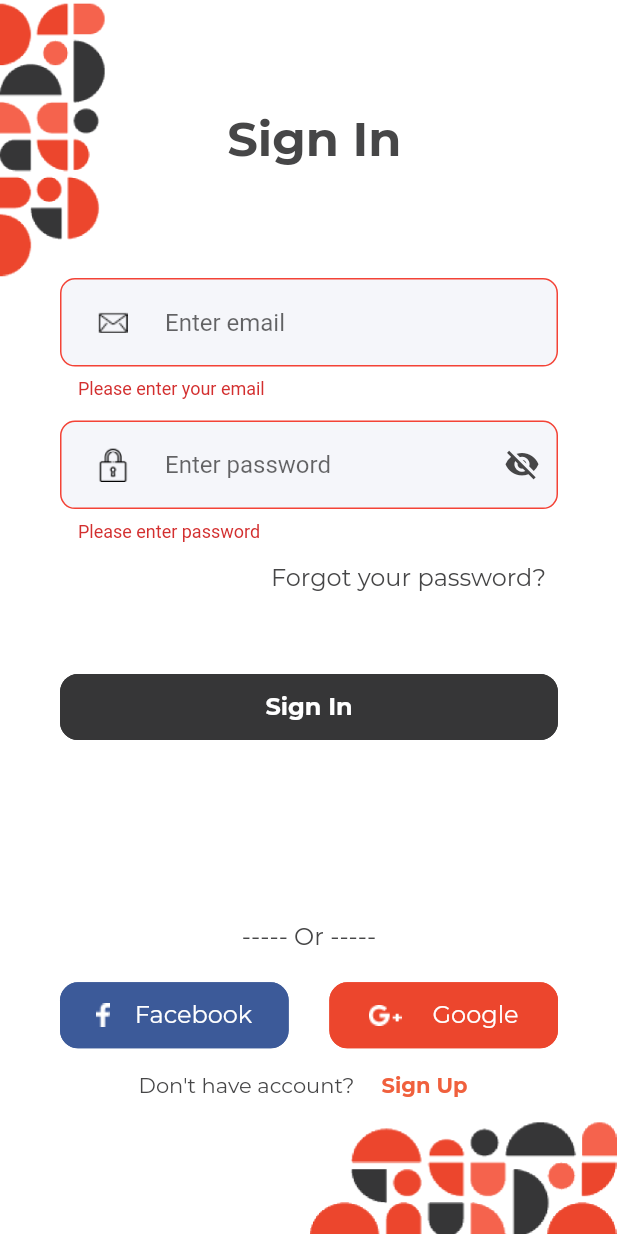
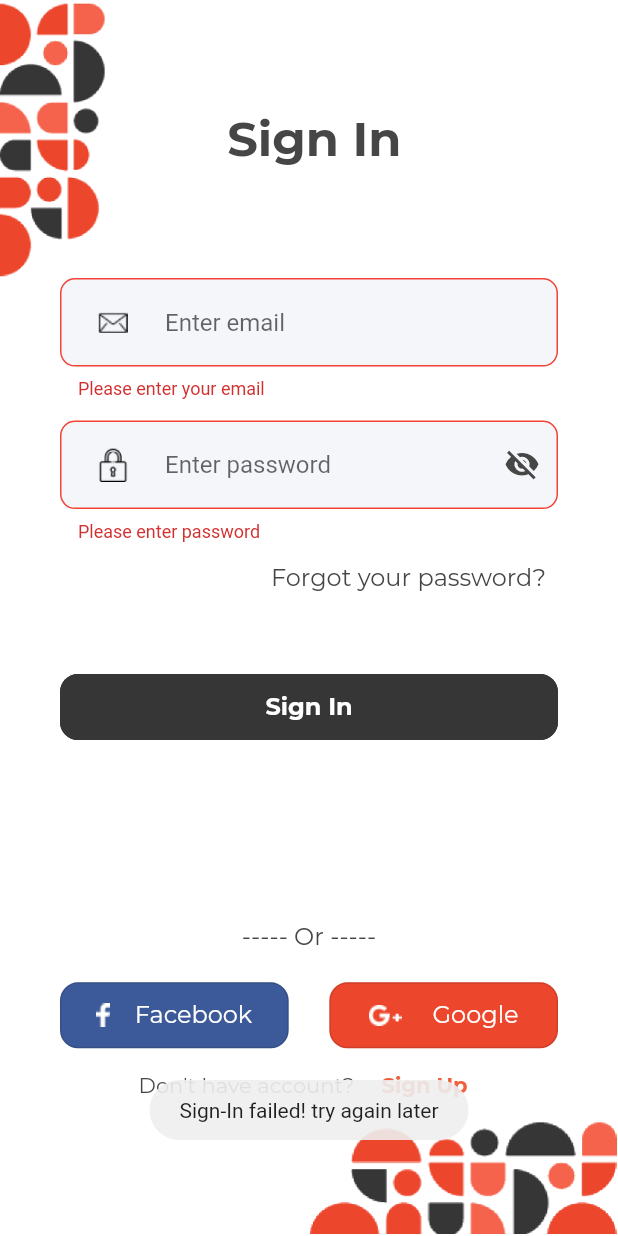
Before and after one commit to FaaiqKhan/DailyDeals, a Flutter app: the SignInScreen screen opened by its route, after a tap on "Sign In", after a tap on "Facebook", on a phone screen of 412 x 824 dp. Run offline on Flutter 3.47's test engine with Material 2 defaults, Android fonts, the phone set to English and light mode, and no system bars; our stand-ins replace carousel_slider, country_code_picker, firebase_auth, firebase_core, firebase_messaging, fluttertoast and 9 more; missing offline and left inert: colorful_safe_area, flutter_facebook_auth; accounts and stored records are empty; project files that could hold a hidden picture were left out.

Commit message:
login button generalized

```diff
--- a/daily_deals/lib/providers/favorites.dart
+++ b/daily_deals/lib/providers/favorites.dart
@@ -1,5 +1,4 @@
 import 'package:daily_deals/service/webservice.dart';
-import 'package:daily_deals/utils/utils.dart';
 import 'package:daily_deals/utils/widget_utils.dart';
 import 'package:flutter/material.dart';
 
--- a/daily_deals/lib/screens/sign_in_screen.dart
+++ b/daily_deals/lib/screens/sign_in_screen.dart
@@ -1,20 +1,11 @@
 import 'package:colorful_safe_area/colorful_safe_area.dart';
-import 'package:daily_deals/screens/enter_phone_number_screen.dart';
 import 'package:daily_deals/screens/sign_up_screen.dart';
-import 'package:daily_deals/service/webservice.dart';
-import 'package:daily_deals/utils/constants.dart';
 import 'package:daily_deals/utils/utils.dart';
-import 'package:daily_deals/utils/widget_utils.dart';
 import 'package:daily_deals/widgets/screen_title.dart';
 import 'package:daily_deals/widgets/sign_in_form.dart';
 import 'package:daily_deals/widgets/social_button.dart';
 import 'package:flutter/cupertino.dart';
 import 'package:flutter/material.dart';
-import 'package:flutter_facebook_auth/flutter_facebook_auth.dart';
-import 'package:hexcolor/hexcolor.dart';
-import 'package:shared_preferences/shared_preferences.dart';
-
-import 'parent_screen.dart';
 
 class SignInScreen extends StatelessWidget {
   static const String routeName = "/sign-in";
@@ -56,44 +47,9 @@ class SignInScreen extends StatelessWidget {
                 mainAxisAlignment: MainAxisAlignment.spaceBetween,
                 children: [
                   // Facebook button
-                  SocialButton(
-                    context: context,
-                    iconPath: "assets/images/facebook_f.png",
-                    text: "Facebook",
-                    color: HexColor("#3C5A99"),
-                    functionality: () async {
-                      await WebService.signInWithFacebook();
-                    },
-                  ),
+                  SocialButton(context: context, identifier: 0),
                   // Google button
-                  SocialButton(
-                    context: context,
-                    iconPath: "assets/images/google_g.png",
-                    text: "Google",
-                    color: HexColor("#EC462D"),
-                    functionality: () async {
-                      WidgetUtils.showLoaderDialog(context, "Signing In...");
-                      bool val = await WebService.signInWithGoogle();
-                      SharedPreferences preferences =
-                          await SharedPreferences.getInstance();
-                      String? phoneNumber =
-                          preferences.getString(Constants.PHONE_NUMBER);
-                      Navigator.of(context).pop();
-                      if (val) {
-                        if (phoneNumber == null || phoneNumber.isEmpty) {
-                          Navigator.pushReplacementNamed(
-                              context, EnterPhoneNumberScreen.routeName);
-                        } else {
-                          Navigator.pushNamedAndRemoveUntil(context,
-                              ParentScreen.routeName, (route) => false);
-                        }
-                      } else {
-                        WidgetUtils.showToast(
-                          "Sign-In failed! try again later",
-                        );
-                      }
-                    },
-                  )
+                  SocialButton(context: context, identifier: 1),
                 ],
               ),
             ),
--- a/daily_deals/lib/widgets/social_button.dart
+++ b/daily_deals/lib/widgets/social_button.dart
@@ -1,20 +1,21 @@
+import 'package:daily_deals/screens/enter_phone_number_screen.dart';
+import 'package:daily_deals/screens/parent_screen.dart';
+import 'package:daily_deals/service/webservice.dart';
+import 'package:daily_deals/utils/constants.dart';
 import 'package:daily_deals/utils/utils.dart';
+import 'package:daily_deals/utils/widget_utils.dart';
 import 'package:flutter/cupertino.dart';
 import 'package:flutter/material.dart';
+import 'package:hexcolor/hexcolor.dart';
+import 'package:shared_preferences/shared_preferences.dart';
 
 class SocialButton extends StatelessWidget {
-  final String? iconPath;
-  final String? text;
   final BuildContext? context;
-  final Function? functionality;
-  final Color? color;
+  final int identifier;
 
   SocialButton({
     @required this.context,
-    @required this.iconPath,
-    @required this.text,
-    @required this.functionality,
-    @required this.color,
+    this.identifier = 0,
   });
 
   @override
@@ -24,15 +25,40 @@ class SocialButton extends StatelessWidget {
       width: calculateSocialButtonWidth(screenWidth),
       height: Utils.calculateButtonHeight(screenWidth),
       child: OutlinedButton(
-        onPressed: () => {
-          functionality!()
+        onPressed: () async {
+          bool isLoggedIn = false;
+          WidgetUtils.showLoaderDialog(context, "Signing In...");
+          if (this.identifier == 0)
+            isLoggedIn = await WebService.signInWithFacebook();
+          else if (this.identifier == 1)
+            isLoggedIn = await WebService.signInWithGoogle();
+          if (isLoggedIn) {
+            SharedPreferences preferences =
+                await SharedPreferences.getInstance();
+            String? phoneNumber = preferences.getString(Constants.PHONE_NUMBER);
+            Navigator.of(context).pop();
+            if (phoneNumber == null || phoneNumber.isEmpty) {
+              Navigator.pushReplacementNamed(
+                  context, EnterPhoneNumberScreen.routeName);
+            } else {
+              Navigator.pushNamedAndRemoveUntil(
+                  context, ParentScreen.routeName, (route) => false);
+            }
+          } else {
+            Navigator.of(context).pop();
+            WidgetUtils.showToast(
+              "Sign-In failed! try again later",
+            );
+          }
         },
         child: Row(
           mainAxisAlignment: MainAxisAlignment.spaceAround,
           children: [
-            Image.asset(iconPath!),
+            Image.asset(identifier == 0
+                ? "assets/images/facebook_f.png"
+                : "assets/images/google_g.png"),
             Text(
-              text!,
+              identifier == 0 ? "Facebook" : "Google",
               style: TextStyle(
                 color: Colors.white,
                 fontFamily: Theme.of(context).textTheme.bodyText1!.fontFamily,
@@ -43,10 +69,7 @@ class SocialButton extends StatelessWidget {
         ),
         style: OutlinedButton.styleFrom(
           primary: Colors.white,
-          backgroundColor: color,
-          side: BorderSide(
-            color: color!,
-          ),
+          backgroundColor: identifier == 0 ? HexColor("#3C5A99") : HexColor("#EC462D"),
           shape: RoundedRectangleBorder(
             borderRadius: BorderRadius.circular(12),
           ),
```
Also changed, not shown: daily_deals/lib/screens/sign_up_screen.dart (+2 -15 lines), daily_deals/lib/service/webservice.dart (+15 -4 lines).
